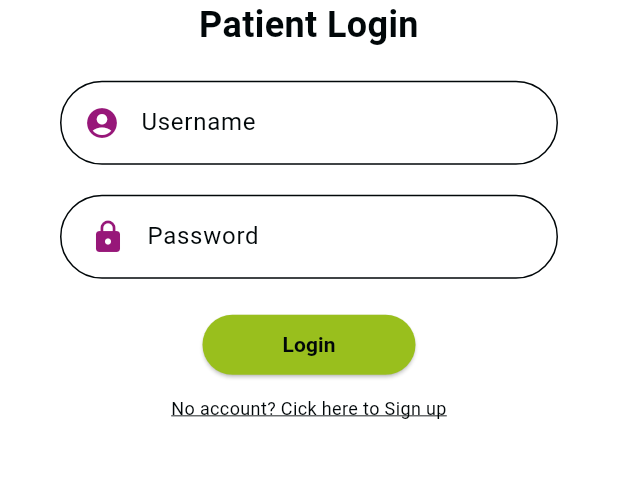
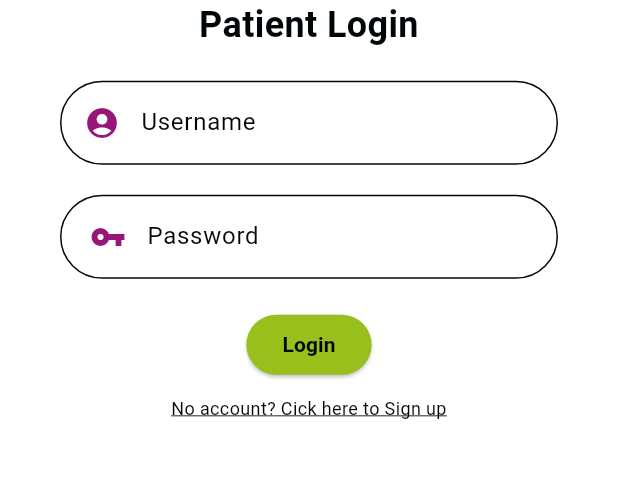
Before and after one commit to Jude310/cc206-clinic_management_system_patients, a Flutter app: the screen it shows after launch, on a phone screen of 412 x 824 dp, the part 520-998 px from its top. Run offline on Flutter 3.47's test engine with Material 2 defaults, Android fonts, the phone set to English and light mode, and no system bars; our stand-ins replace flutter_svg.

```diff
--- a/lib/features/log_in_page.dart
+++ b/lib/features/log_in_page.dart
@@ -4,7 +4,8 @@ import 'package:flutter_svg/flutter_svg.dart';
 
 
 class LogInPage extends StatelessWidget {
-  const LogInPage({super.key});
+  LogInPage({super.key});
+  final logInFormKey = GlobalKey<FormState>();
 
   @override
   Widget build(BuildContext context) {
@@ -14,6 +15,10 @@ class LogInPage extends StatelessWidget {
         child: Column(
           mainAxisAlignment: MainAxisAlignment.center,
           crossAxisAlignment: CrossAxisAlignment.stretch,
+          children: [
+            Form(
+              key: logInFormKey,
+              child: Column(
                 children: [
                   SvgPicture.asset(
                     'assets/logo/logo_1.svg',
@@ -29,7 +34,7 @@ class LogInPage extends StatelessWidget {
                     textAlign: TextAlign.center,
                   ),
                   const SizedBox(height: 20.0),
-            TextField(
+                  TextFormField(
                     decoration: InputDecoration(
                       border: OutlineInputBorder(
                         borderRadius: BorderRadius.all(Radius.circular(30.0)),
@@ -41,16 +46,17 @@ class LogInPage extends StatelessWidget {
                           ),
                       labelText: 'Username',
                     ),
+
                   ),
                   const SizedBox(height: 20.0),
-            TextField(
+                  TextFormField(
                     decoration: InputDecoration(
                       border: OutlineInputBorder(
                         borderRadius: BorderRadius.all(Radius.circular(30.0)),
                       ),
                       prefixIcon: Padding(
                         padding: EdgeInsets.only(left: 20.0, right: 10.0),
-                  child: Icon(Icons.lock, color: colorScheme1.primary),
+                        child: Icon(Icons.vpn_key, color: colorScheme1.primary),
                       ),
                       labelText: 'Password',
                     ),
@@ -88,6 +94,9 @@ class LogInPage extends StatelessWidget {
                 ],
               ),
             ),
+          ],
+        ),
+      ),
     );
   }
 }
```
Lines whose indentation alone changed are shown as unchanged.
